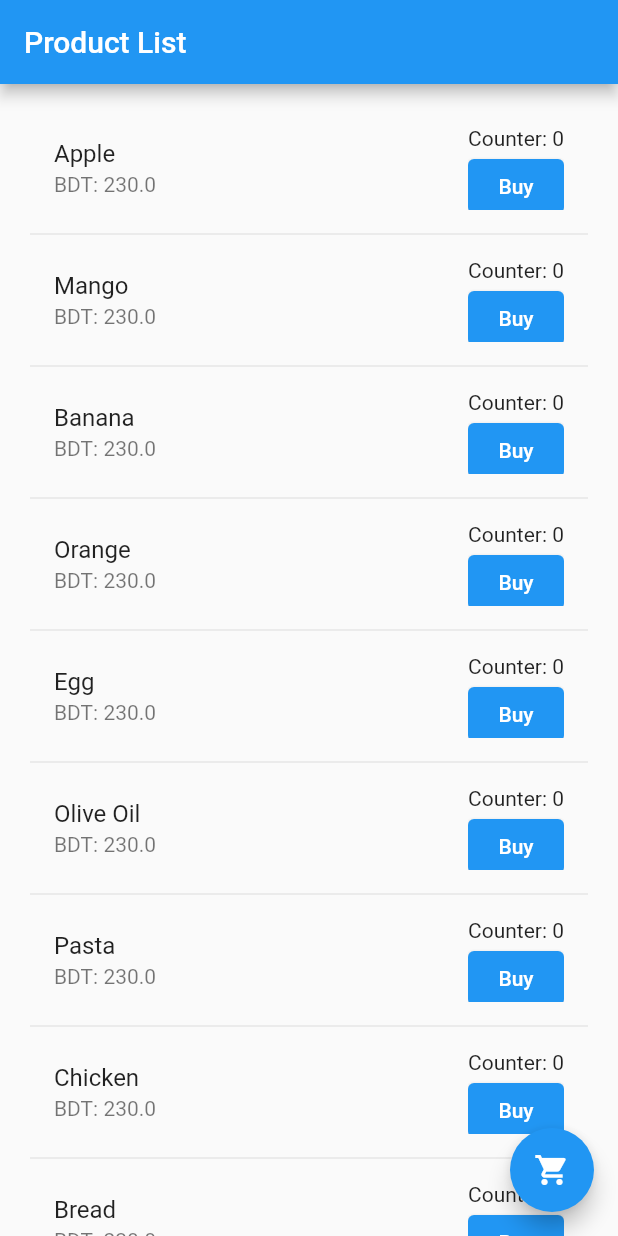
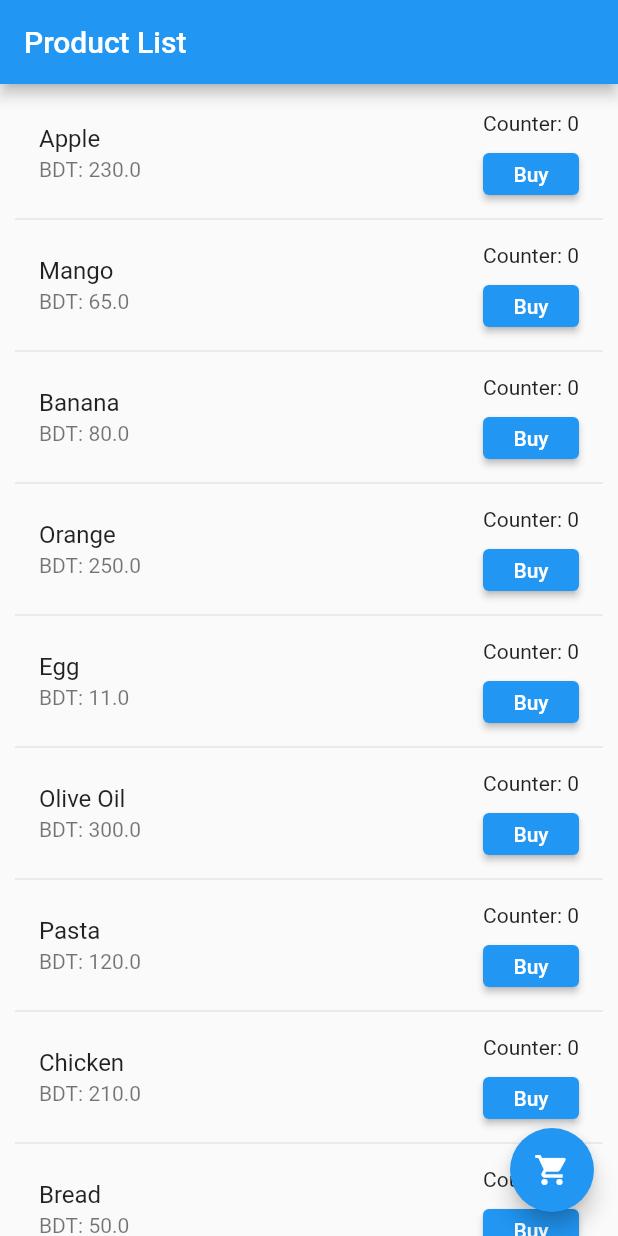
Before and after one commit to mukarrom/ostad_flutter_3_assignment_7, a Flutter app: the screen it shows after launch, on a phone screen of 412 x 824 dp. Run offline on Flutter 3.47's test engine with Material 2 defaults, Android fonts, the phone set to English and light mode, and no system bars.

Commit message:
screenshots added

```diff
--- a/lib/item_model.dart
+++ b/lib/item_model.dart
@@ -1,7 +1,7 @@
 class Item {
-  late final String ItemName;
-  late final double ItemPrise;
-  late int quantity;
+  final String productName;
+  final double productPrice;
+  int quantity;
 
-  Item(this.ItemName, this.ItemPrise, this.quantity);
+  Item(this.productName, this.productPrice, this.quantity);
 }
--- a/lib/main.dart
+++ b/lib/main.dart
@@ -1,4 +1,4 @@
-import 'package:assignment_7/item_model.dart';
+import 'package:assignment_7/product_list.dart';
 import 'package:flutter/material.dart';
 
 void main() {
@@ -17,92 +17,3 @@ class MyApp extends StatelessWidget {
     );
   }
 }
-
-class ProductList extends StatefulWidget {
-  const ProductList({super.key});
-
-  @override
-  State<ProductList> createState() => _ProductListState();
-}
-
-class _ProductListState extends State<ProductList> {
-  List<Item> myProducts = [
-    Item('Apple', 230.00, 0),
-    Item('Mango', 230.00, 0),
-    Item('Banana', 230.00, 0),
-    Item('Orange', 230.00, 0),
-    Item('Egg', 230.00, 0),
-    Item('Olive Oil', 230.00, 0),
-    Item('Pasta', 230.00, 0),
-    Item('Chicken', 230.00, 0),
-    Item('Bread', 230.00, 0),
-    Item('Light', 230.00, 0),
-    Item('Fan', 230.00, 0),
-  ];
-  @override
-  Widget build(BuildContext context) {
-    return Scaffold(
-      appBar: AppBar(
-        title: const Text('Product List'),
-      ),
-      floatingActionButton: FloatingActionButton(
-          child: const Icon(Icons.shopping_cart),
-          onPressed: () {
-            var quantityOfItems = 0;
-            for (var product in myProducts) {
-              quantityOfItems += product.quantity;
-            }
-
-            Navigator.push(
-                context,
-                MaterialPageRoute(
-                    builder: (context) => MyCart(
-                          quantity: quantityOfItems,
-                        )));
-          }),
-      body: ListView.separated(
-        padding: const EdgeInsets.all(20),
-        itemCount: 10,
-        itemBuilder: (BuildContext context, int index) {
-          return ListTile(
-            title: Text(myProducts[index].ItemName),
-            subtitle: Text('BDT: ${myProducts[index].ItemPrise}'),
-            trailing: SingleChildScrollView(
-              child: Column(
-                mainAxisAlignment: MainAxisAlignment.start,
-                mainAxisSize: MainAxisSize.max,
-                children: [
-                  Text('Counter: ${myProducts[index].quantity}'),
-                  ElevatedButton(
-                      onPressed: () {
-                        myProducts[index].quantity++;
-                        setState(() {});
-                      },
-                      child: const Text('Buy'))
-                ],
-              ),
-            ),
-          );
-        },
-        separatorBuilder: (BuildContext context, int index) => const Divider(),
-      ),
-    );
-  }
-}
-
-class MyCart extends StatelessWidget {
-  MyCart({super.key, required this.quantity});
-  int quantity;
-
-  @override
-  Widget build(BuildContext context) {
-    return Scaffold(
-      appBar: AppBar(
-        title: const Text('My Cart'),
-      ),
-      body: Center(
-        child: Text('Total bought: $quantity'),
-      ),
-    );
-  }
-}
--- /dev/null
+++ b/lib/product_list.dart
@@ -0,0 +1,100 @@
+import 'package:flutter/material.dart';
+import 'item_model.dart';
+import 'my_cart.dart';
+
+class ProductList extends StatefulWidget {
+  const ProductList({super.key});
+
+  @override
+  State<ProductList> createState() => _ProductListState();
+}
+
+class _ProductListState extends State<ProductList> {
+  List<Item> myProducts = [
+    Item('Apple', 230.00, 0),
+    Item('Mango', 65.00, 0),
+    Item('Banana', 80.00, 0),
+    Item('Orange', 250.00, 0),
+    Item('Egg', 11.00, 0),
+    Item('Olive Oil', 300.00, 0),
+    Item('Pasta', 120.00, 0),
+    Item('Chicken', 210.00, 0),
+    Item('Bread', 50.00, 0),
+    Item('Light', 560.00, 0),
+    Item('Fan', 2500.00, 0),
+  ];
+  @override
+  Widget build(BuildContext context) {
+    return Scaffold(
+      appBar: AppBar(
+        title: const Text('Product List'),
+      ),
+
+      /// FAB button
+      floatingActionButton: FloatingActionButton(
+          child: const Icon(Icons.shopping_cart),
+          onPressed: () {
+            int totalQuantity = 0;
+            for (var product in myProducts) {
+              totalQuantity += product.quantity;
+            }
+
+// Navigate to cart page
+            Navigator.push(
+                context,
+                MaterialPageRoute(
+                    builder: (context) => CartPage(
+                          quantity: totalQuantity,
+                        )));
+          }),
+      body: ListView.separated(
+        padding: const EdgeInsets.all(10),
+        itemCount: myProducts.length,
+        itemBuilder: (BuildContext context, int index) {
+          return ListTile(
+            title: Text(myProducts[index].productName),
+            subtitle: Text('BDT: ${myProducts[index].productPrice}'),
+            trailing: Column(
+              mainAxisAlignment: MainAxisAlignment.start,
+              children: [
+                Expanded(child: Text('Counter: ${myProducts[index].quantity}')),
+                Expanded(
+                  child: ElevatedButton(
+                      onPressed: () {
+                        myProducts[index].quantity++;
+                        setState(() {});
+                        if (myProducts[index].quantity == 5) {
+                          _showMyDialog(context, myProducts[index].productName);
+                        }
+                      },
+                      child: const Text('Buy')),
+                )
+              ],
+            ),
+          );
+        },
+        separatorBuilder: (BuildContext context, int index) => const Divider(),
+      ),
+    );
+  }
+}
+
+// show alert dialog
+void _showMyDialog(context, productName) {
+  showDialog(
+      context: context,
+      builder: (BuildContext context) {
+        return AlertDialog(
+          title: const Text('Congratulations!'),
+          content: Text('You have bought 5 $productName'),
+          actions: [
+            IconButton(
+                onPressed: () {
+                  /// close the dialog
+                  Navigator.of(context).pop();
+                },
+                icon: const Icon(Icons.close))
+          ],
+        );
+      });
+}
```
Also changed, not shown: lib/my_cart.dart (added, +18 -0 lines), pic1.jpeg (added), pic2.jpeg (added), pic3.jpeg (added), 1 other file.
